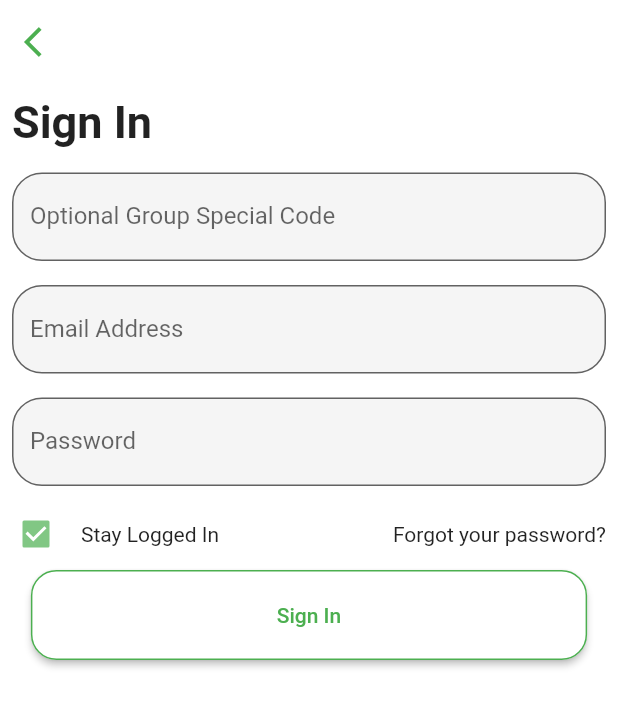
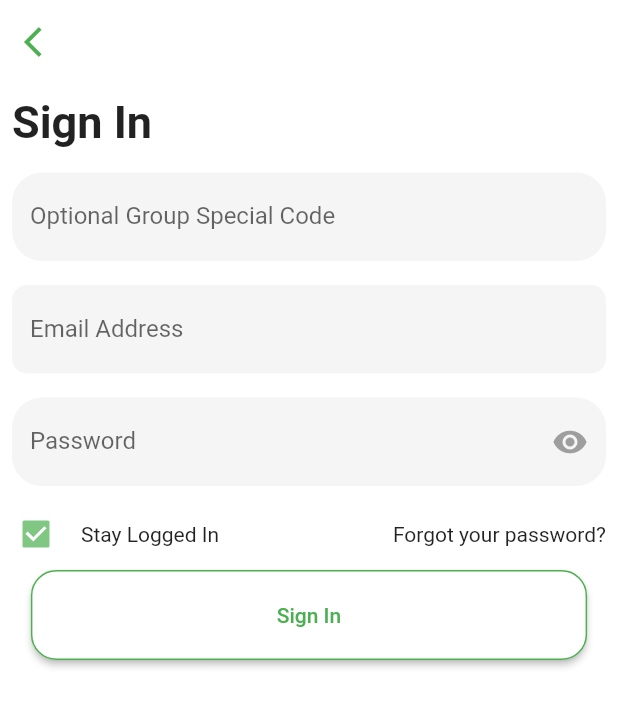
Before and after one commit to infiniteoverflow/Grocer-App, a Flutter app: the SignIn screen opened directly, on a phone screen of 412 x 824 dp. Shown: the top 707 px of the screen. Run offline on Flutter 3.47's test engine with Material 2 defaults, Android fonts, the light colour scheme and no system bars; missing offline and left inert: flutter_onboarding_screen.

Commit message:
Updated SignIn UI

```diff
--- a/lib/screens/signin.dart
+++ b/lib/screens/signin.dart
@@ -10,6 +10,7 @@ class SignIn extends StatefulWidget {
 class _SignInState extends State<SignIn> {
 
   bool isChecked = true;
+  bool _obscureText = true;
 
   @override
   Widget build(BuildContext context) {
@@ -43,10 +44,30 @@ class _SignInState extends State<SignIn> {
                     decoration: InputDecoration(
                       border: OutlineInputBorder(
                         borderRadius: BorderRadius.circular(20),
+                        borderSide: BorderSide.none
                       ),
                       filled: true,
                       fillColor: Colors.red[150],
-                      labelText: "Optional Group Special Code"
+                      labelText: "Optional Group Special Code",
+                      floatingLabelBehavior: FloatingLabelBehavior.never
+                    ),
+                  ),
+                ),
+              ),
+
+              Padding(
+                padding: const EdgeInsets.all(8.0),
+                child: Container(
+                  child: TextField(
+                    decoration: InputDecoration(
+                      border: OutlineInputBorder(
+                        borderRadius: BorderRadius.all(Radius.circular(10)),
+                        borderSide: BorderSide.none
+                      ),
+                      filled: true,
+                      fillColor: Colors.grey[100],
+                      labelText: "Email Address",
+                      floatingLabelBehavior: FloatingLabelBehavior.never
                     ),
                   ),
                 ),
@@ -59,27 +80,22 @@ class _SignInState extends State<SignIn> {
                     decoration: InputDecoration(
                       border: OutlineInputBorder(
                         borderRadius: BorderRadius.circular(20),
+                        borderSide: BorderSide.none
+                      ),
+                      suffixIcon: IconButton(
+                        icon: Icon(Icons.remove_red_eye,color: Colors.grey,),
+                        onPressed: () {
+                          setState(() {
+                            _obscureText = !_obscureText;
+                          });
+                        },
                       ),
                       filled: true,
                       fillColor: Colors.grey[150],
-                      labelText: "Email Address"
+                      labelText: "Password",
+                      floatingLabelBehavior: FloatingLabelBehavior.never,
                     ),
-                  ),
-                ),
-              ),
-
-              Padding(
-                padding: const EdgeInsets.all(8.0),
-                child: Container(
-                  child: TextField(
-                    decoration: InputDecoration(
-                      border: OutlineInputBorder(
-                        borderRadius: BorderRadius.circular(20),
-                      ),
-                      filled: true,
-                      fillColor: Colors.grey[150],
-                      labelText: "Password"
-                    ),
+                    obscureText: _obscureText,
                   ),
                 ),
               ),
```
